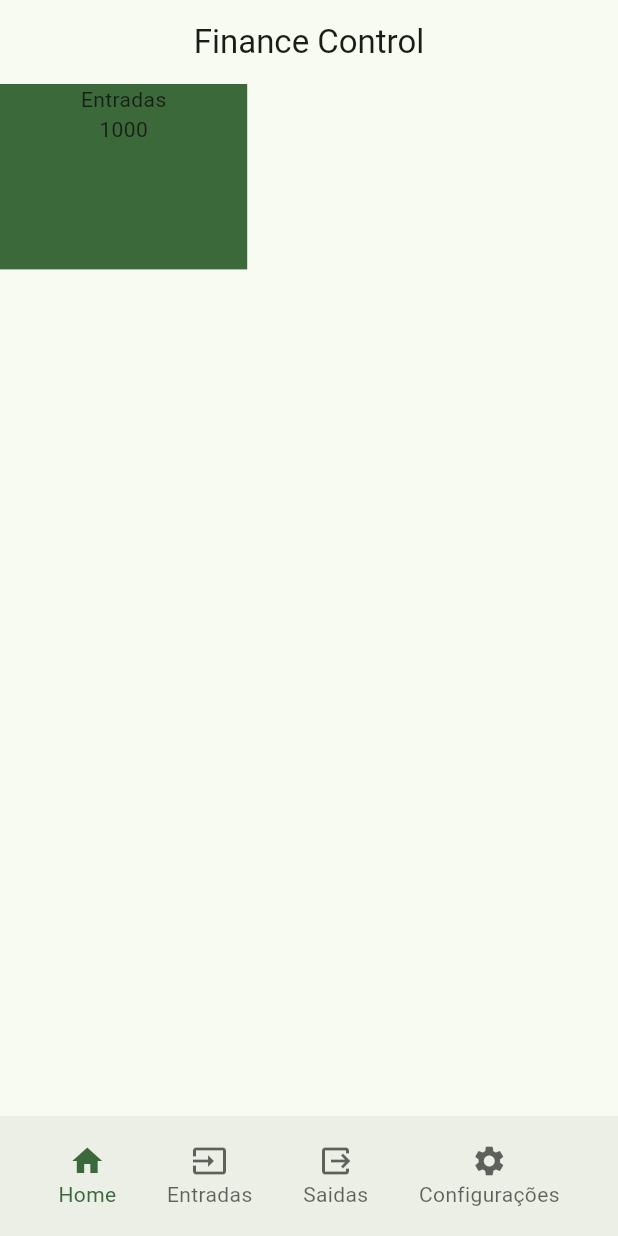
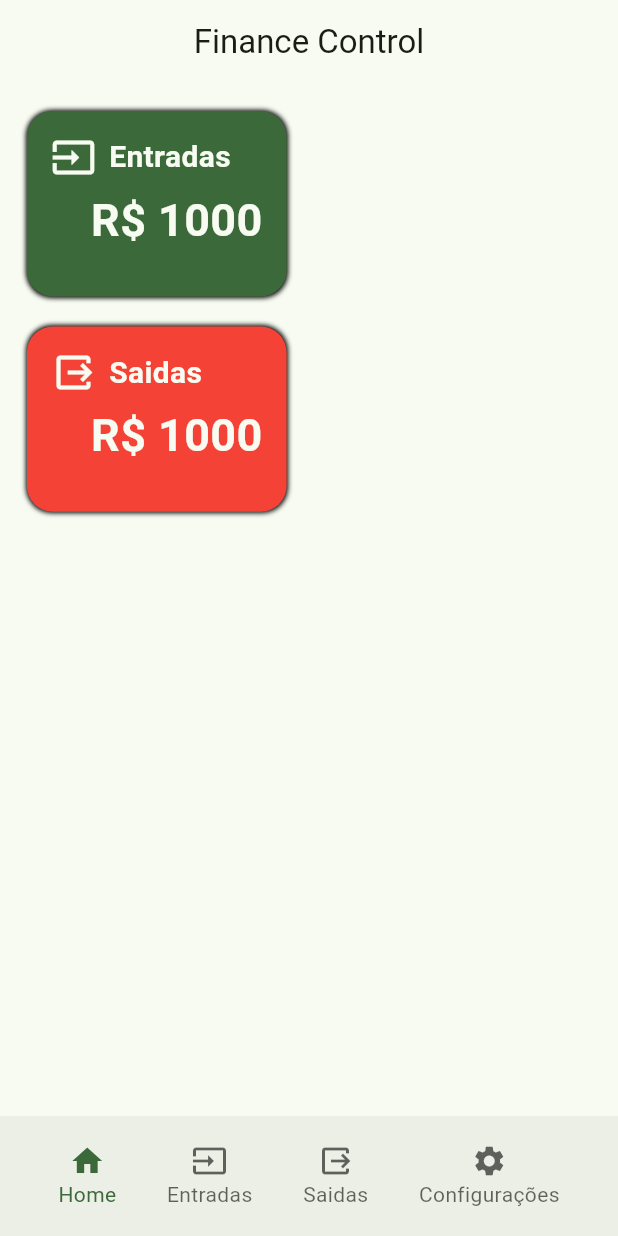
Before and after one commit to celjr/financecontrol, a Flutter app: the screen it shows after launch, on a phone screen of 412 x 824 dp. Run offline on Flutter 3.47's test engine with Material 2 defaults, Android fonts, the phone set to English and light mode, and no system bars; our stand-ins replace flutter_modular.

Commit message:
ajustes cards

```diff
--- a/lib/src/modules/dashboard/view/home_page.dart
+++ b/lib/src/modules/dashboard/view/home_page.dart
@@ -18,34 +18,101 @@ class _HomePageState extends State<HomePage> {
     return Scaffold(
       appBar: AppBar(centerTitle: true, title: Text(widget.title)),
       bottomNavigationBar: const CustomBottomBar(page: 'home'),
-      body: Column(
-        children: [_card(title: 'Entradas', value: '1000', width: screenSize.width *0.4, height: screenSize.width *0.3, context: context)],
-      ),
-    );
-  }
-
-  Widget _card({
-    required String title,
-    required String value,
-    required double width,
-    required double height,
-    Function()? onTap,
-    required BuildContext context
-
-  }) {
-    return GestureDetector(
-      onTap: onTap ?? (){} ,
-      child: Container(
-        height: height ,
-        width: width,
-        color: Theme.of(context).primaryColor,
+      body: Padding(
+        padding: const EdgeInsets.all(8.0),
         child: Column(
           children: [
-            Text(title),
-            Text(value),
+            _card(
+                title: 'Entradas',
+                value: '1000',
+                width: screenSize.width * 0.42,
+                height: screenSize.width * 0.3,
+                icon: Icons.input,
+                context: context,
+                color: Theme.of(context).primaryColor),
+            _card(
+                title: 'Saidas',
+                value: '1000',
+                width: screenSize.width * 0.42,
+                height: screenSize.width * 0.3,
+                context: context,
+                color: Colors.red,
+                icon: Icons.output)
           ],
         ),
       ),
     );
   }
+
+  Widget _card(
+      {required String title,
+      required String value,
+      required double width,
+      required double height,
+      required Color color,
+      required IconData icon,
+      Function()? onTap,
+      required BuildContext context}) {
+    return Padding(
+      padding: const EdgeInsets.all(10.0),
+      child: GestureDetector(
+        onTap: onTap ?? () {},
+        child: Container(
+          decoration: BoxDecoration(
+              color: color,
+              borderRadius: BorderRadius.circular(width * 0.1),
+              boxShadow: const [
+                BoxShadow(
+                    color: Colors.black, blurRadius: 2.5, spreadRadius: 0.5)
+              ]),
+          height: height,
+          width: width,
+          child: Padding(
+            padding: const EdgeInsets.all(16.0),
+            child: Column(
+              crossAxisAlignment: CrossAxisAlignment.start,
+              mainAxisAlignment: MainAxisAlignment.start,
+              children: [
+                Row(
+                  crossAxisAlignment: CrossAxisAlignment.center,
+                  children: [
+                    Icon(
+                      icon,
+                      color: Theme.of(context).backgroundColor,
+                      size: 30,
+                    ),
+                    SizedBox(
+                      width: width * 0.05,
+                    ),
+                    Text(
+                      title,
+                      style: TextStyle(
+                          fontWeight: FontWeight.bold,
+                          fontSize: 20,
+                          color: Theme.of(context).backgroundColor),
+                    ),
+                  ],
+                ),
+                SizedBox(
+                  height: width * 0.03,
+                ),
+                Row(
+                  children: [
+                    const Expanded(child: SizedBox()),
+                    Text(
+                      'R\$ $value',
+                      style: TextStyle(
+                          fontWeight: FontWeight.bold,
+                          fontSize: 30,
+                          color: Theme.of(context).backgroundColor),
+                    ),
+                  ],
+                ),
+              ],
+            ),
+          ),
+        ),
+      ),
+    );
+  }
 }
```
